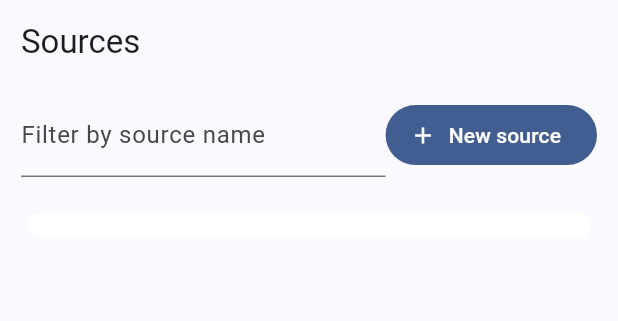
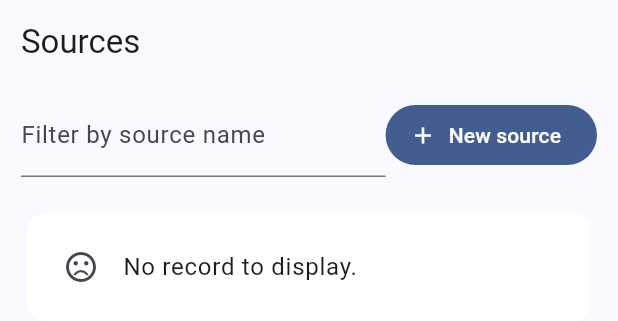
Before and after one commit to linhpduc/bam247, a Flutter app: the SourceScreen widget shown alone on an empty page, opened directly, on a phone screen of 412 x 824 dp. Shown: the top 321 px of the screen. Run offline on Flutter 3.47's test engine with Material 3 defaults, Android fonts, the phone set to English and light mode, and no system bars; our stand-ins replace sqflite_common_ffi; accounts and stored records are empty.

Commit message:
handle case no record to display

```diff
--- a/lib/models/machines.dart
+++ b/lib/models/machines.dart
@@ -1,5 +1,3 @@
-import 'sources.dart';
-
 class MachineModel {
   final int? id;
   final String sourceId;
--- a/lib/screens/sources.dart
+++ b/lib/screens/sources.dart
@@ -218,13 +218,19 @@ class _SourceScreenState extends State<SourceScreen> {
                   color: Theme.of(context).colorScheme.onSecondary,
                   child: Padding(
                     padding: const EdgeInsets.all(8),
-                    child: ListView.separated(
+                    child: filteredSources.isNotEmpty
+                      ? ListView.separated(
                         shrinkWrap: true,
                         itemCount: filteredSources.length,
                         itemBuilder: (BuildContext context, int index) {
                           return SourceItem(info: filteredSources[index]);
                         },
                         separatorBuilder: (BuildContext context, int index) => const Divider(),
+                      )
+                      : const ListTile(
+                        titleAlignment: ListTileTitleAlignment.center,
+                        leading: Icon(Icons.sentiment_very_dissatisfied),
+                        title: Text("No record to display."),
                       ),
                   ),
                 ),
```
Lines whose indentation alone changed are shown as unchanged.
